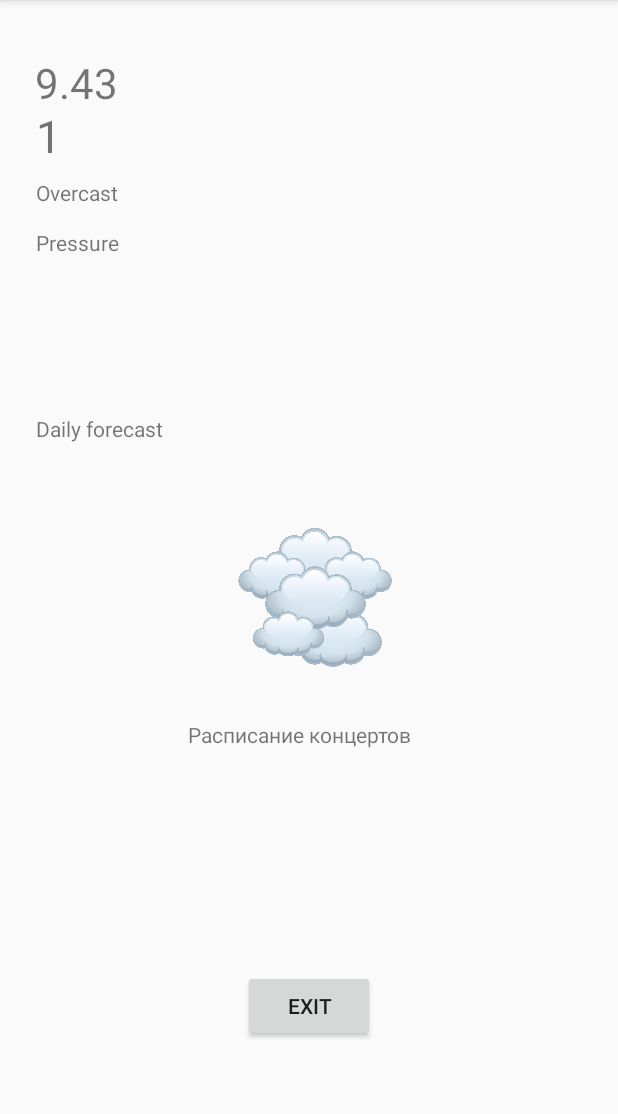
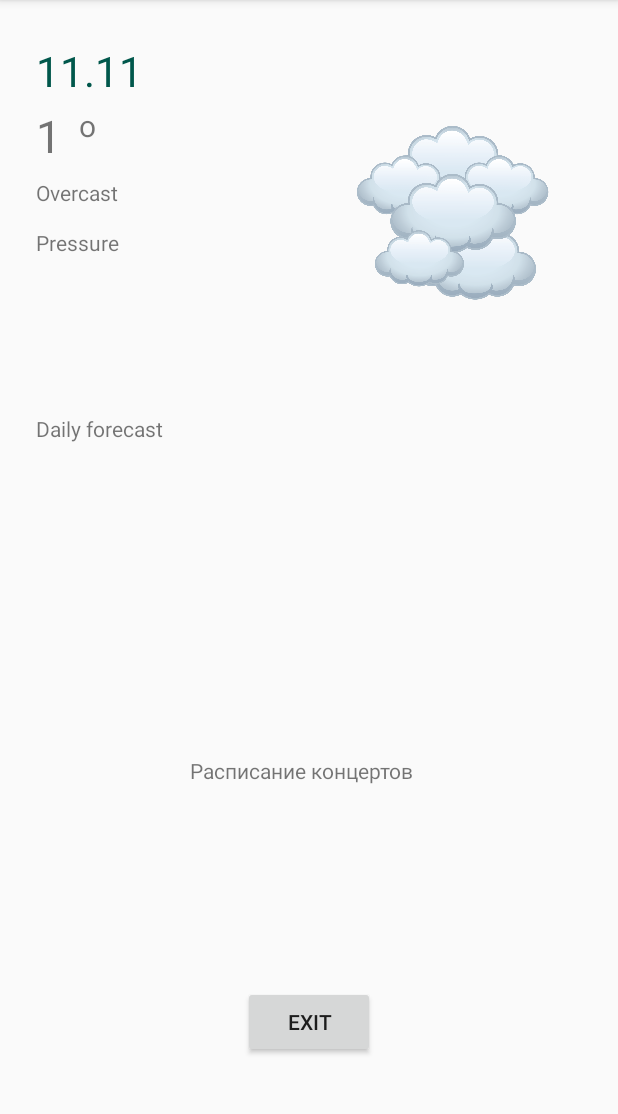
Before and after one commit to alexkaranevskii/Lesson02, an Android app: the screen it shows after launch (MainActivity), on a phone screen of 412 x 824 dp, the part 84-1198 px from its top. Run offline under Robolectric (Android 15) with nearby library versions, the phone set to English and light mode, and no system bars.

Commit message:
Задаем цвет значениям

```diff
--- a/WeatherApp2020/app/src/main/java/ru/station3000/myweather/MainActivity.java
+++ b/WeatherApp2020/app/src/main/java/ru/station3000/myweather/MainActivity.java
@@ -1,8 +1,9 @@
 package ru.station3000.myweather;
 
 import androidx.appcompat.app.AppCompatActivity;
-
+import android.content.res.Resources;
 import android.os.Bundle;
+import android.widget.TextView;
 
 public class MainActivity extends AppCompatActivity {
 
@@ -10,5 +11,20 @@ public class MainActivity extends AppCompatActivity {
     protected void onCreate(Bundle savedInstanceState) {
         super.onCreate(savedInstanceState);
         setContentView(R.layout.activity_main);
+        setUI();
+    }
+
+    private void setUI(){
+
+        TextView tetextViewTime = findViewById(R.id.textViewTime);
+        Resources resoursces = getResources();
+        tetextViewTime.setText("11.11");
+        tetextViewTime.setTextColor(resoursces.getColor(R.color.colorPrimary));
+
+
+        TextView textViewTempO = findViewById(R.id.textViewTempO);
+        Resources resoursces2 = getResources();
+        textViewTempO.setText("o");
+        tetextViewTime.setTextColor(resoursces.getColor(R.color.colorPrimaryDark));
     }
 }
--- a/WeatherApp2020/app/src/main/res/layout/activity_main.xml
+++ b/WeatherApp2020/app/src/main/res/layout/activity_main.xml
@@ -7,49 +7,45 @@
     android:layout_gravity="center"
     tools:context=".MainActivity">
 
-    <ImageView
-        android:id="@+id/imageView2"
-        android:layout_width="120dp"
-        android:layout_height="120dp"
-        android:layout_marginStart="141dp"
-        android:layout_marginTop="37dp"
-        android:layout_marginEnd="142dp"
-        android:layout_marginBottom="27dp"
-        app:layout_constraintBottom_toTopOf="@+id/textView3"
-        app:layout_constraintEnd_toEndOf="parent"
-        app:layout_constraintHorizontal_bias="1.0"
-        app:layout_constraintStart_toStartOf="parent"
-        app:layout_constraintTop_toBottomOf="@+id/textView4"
-        app:layout_constraintVertical_bias="0.0"
-        android:src="@drawable/oblaka8" />
-
-
 
     <TextView
-        android:id="@+id/textView"
-        android:layout_width="66dp"
-        android:layout_height="33dp"
+        android:id="@+id/textViewTime"
+        android:layout_width="100dp"
+        android:layout_height="32dp"
         android:text="9.43"
         android:textSize="@dimen/text_size"
         app:layout_constraintBottom_toBottomOf="parent"
-        app:layout_constraintHorizontal_bias="0.068"
+        app:layout_constraintHorizontal_bias="0.077"
         app:layout_constraintLeft_toLeftOf="parent"
         app:layout_constraintRight_toRightOf="parent"
         app:layout_constraintTop_toTopOf="parent"
-        app:layout_constraintVertical_bias="0.049" />
-
+        app:layout_constraintVertical_bias="0.038" />
 
     <TextView
-        android:layout_width="56dp"
-        android:layout_height="45dp"
+        android:id="@+id/textViewTemp"
+        android:layout_width="29dp"
+        android:layout_height="44dp"
         android:text="1"
         android:textSize="@dimen/time"
         app:layout_constraintBottom_toBottomOf="parent"
-        app:layout_constraintHorizontal_bias="0.067"
+        app:layout_constraintHorizontal_bias="0.063"
         app:layout_constraintLeft_toLeftOf="parent"
         app:layout_constraintRight_toRightOf="parent"
         app:layout_constraintTop_toTopOf="parent"
         app:layout_constraintVertical_bias="0.097" />
+
+    <TextView
+        android:id="@+id/textViewTempO"
+        android:layout_width="24dp"
+        android:layout_height="23dp"
+        android:text="o"
+        android:textSize="@dimen/TempO"
+        app:layout_constraintBottom_toBottomOf="parent"
+        app:layout_constraintHorizontal_bias="0.136"
+        app:layout_constraintLeft_toLeftOf="parent"
+        app:layout_constraintRight_toRightOf="parent"
+        app:layout_constraintTop_toTopOf="parent"
+        app:layout_constraintVertical_bias="0.094" />
 
     <TextView
         android:id="@+id/textView2"
@@ -90,9 +86,8 @@
         android:id="@+id/textView3"
         android:layout_width="159dp"
         android:layout_height="21dp"
-        android:layout_marginTop="480dp"
+        android:layout_marginTop="504dp"
         android:text="Расписание концертов"
-        app:layout_constraintHorizontal_bias="0.497"
         app:layout_constraintLeft_toLeftOf="parent"
         app:layout_constraintRight_toRightOf="parent"
         app:layout_constraintTop_toTopOf="parent" />
@@ -102,13 +97,30 @@
         android:layout_width="wrap_content"
         android:layout_height="wrap_content"
         android:layout_marginStart="161dp"
-        android:layout_marginTop="145dp"
+        android:layout_marginTop="132dp"
         android:layout_marginEnd="162dp"
-        android:text="Exit"
+        android:text="@string/exit"
         app:layout_constraintEnd_toEndOf="parent"
+        app:layout_constraintHorizontal_bias="1.0"
         app:layout_constraintStart_toStartOf="parent"
         app:layout_constraintTop_toBottomOf="@+id/textView3" />
 
+    <ImageView
+        android:id="@+id/imageView"
+        android:layout_width="150dp"
+        android:layout_height="150dp"
+        android:layout_marginStart="47dp"
+
+        android:layout_marginTop="67dp"
+        android:layout_marginEnd="45dp"
+        android:layout_marginBottom="273dp"
+        android:src="@drawable/oblaka8"
+        app:layout_constraintBottom_toTopOf="@+id/textView3"
+        app:layout_constraintEnd_toEndOf="parent"
+        app:layout_constraintHorizontal_bias="0.0"
+        app:layout_constraintStart_toEndOf="@+id/textView2"
+        app:layout_constraintTop_toTopOf="parent"
+        app:layout_constraintVertical_bias="0.0" />
 
 
 </androidx.constraintlayout.widget.ConstraintLayout>
--- a/WeatherApp2020/app/src/main/res/values/dimens.xml
+++ b/WeatherApp2020/app/src/main/res/values/dimens.xml
@@ -2,4 +2,5 @@
 <resources>
     <dimen name="text_size">28sp</dimen>
     <dimen name="time">30sp</dimen>
+    <dimen name="TempO">20sp</dimen>
 </resources>
--- a/WeatherApp2020/app/src/main/res/values/strings.xml
+++ b/WeatherApp2020/app/src/main/res/values/strings.xml
@@ -3,4 +3,5 @@
     <string name="sky_now">Overcast</string>
     <string name="pressure">Pressure</string>
     <string name="dailyforecast">Daily forecast</string>
+    <string name="exit">Exit</string>
 </resources>
```
Also changed, not shown: 1 other file.
